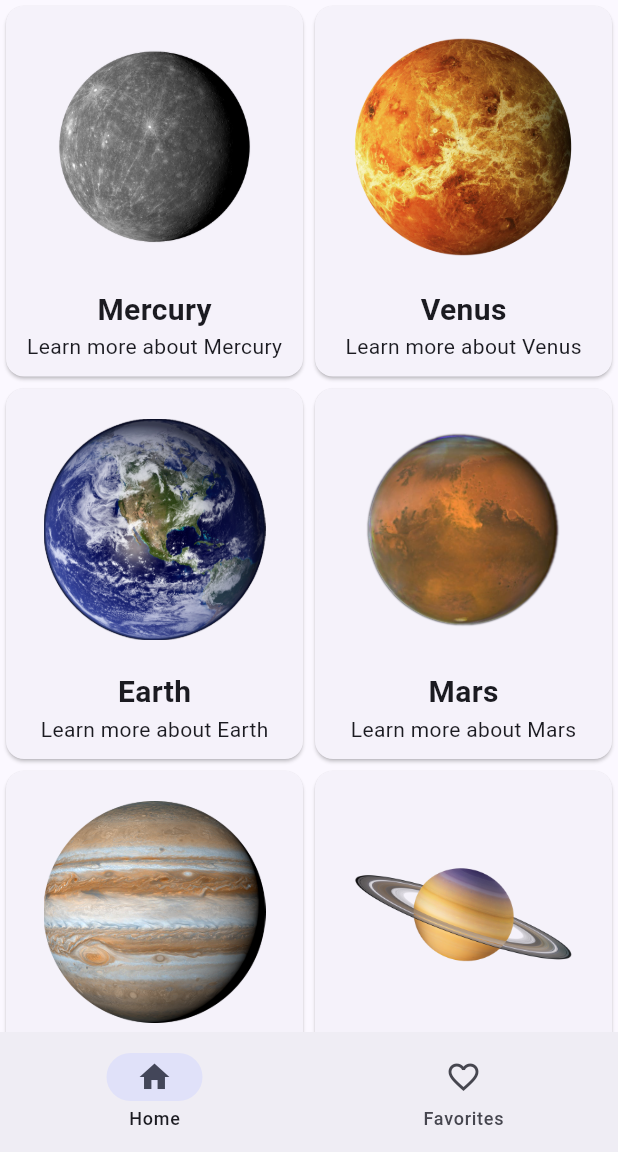
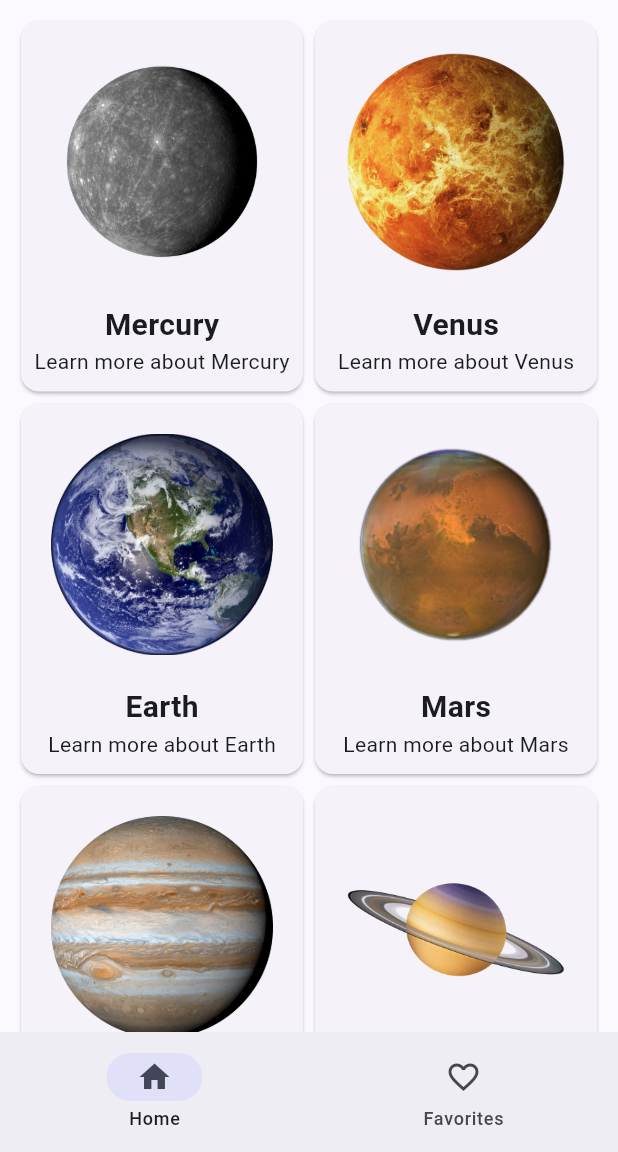
Before and after one commit to noliveira95/spacely, a Flutter app: the screen it shows after launch, on a phone screen of 412 x 824 dp, the part 84-1236 px from its top. Run offline on Flutter 3.47's test engine with Material 3 defaults, Android fonts, the light colour scheme and no system bars.

Commit message:
style: add padding

```diff
--- a/lib/pages/home.dart
+++ b/lib/pages/home.dart
@@ -1,4 +1,5 @@
 import 'package:flutter/material.dart';
+import 'package:flutter_cc/core/constants.dart';
 import 'package:flutter_cc/models/card_class.dart';
 import 'package:flutter_cc/widgets/card_widget.dart';
 import 'package:flutter_cc/models/planet_info.dart';
@@ -17,6 +18,8 @@ class HomePage extends StatelessWidget {
         backgroundColor: Colors.indigo,
       ),
       body: SingleChildScrollView(
+        child: Padding(
+          padding: const EdgeInsets.all(kDouble10),
           child: Column(
             children: [
               Row(
@@ -102,6 +105,7 @@ class HomePage extends StatelessWidget {
             ],
           ),
         ),
+      ),
     );
   }
 }
```
Lines whose indentation alone changed are shown as unchanged.
